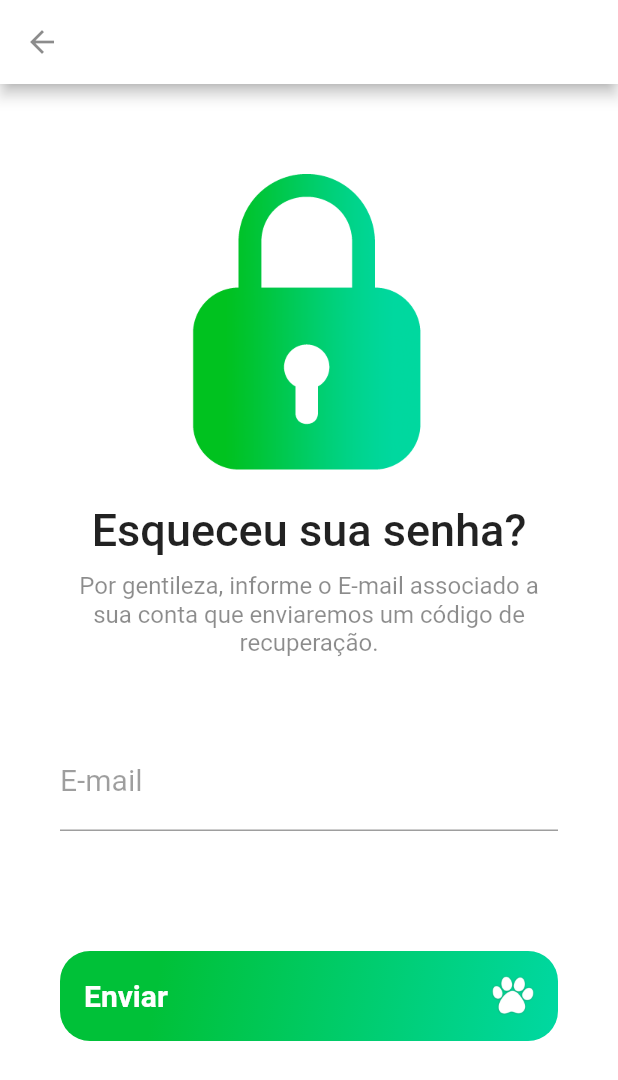
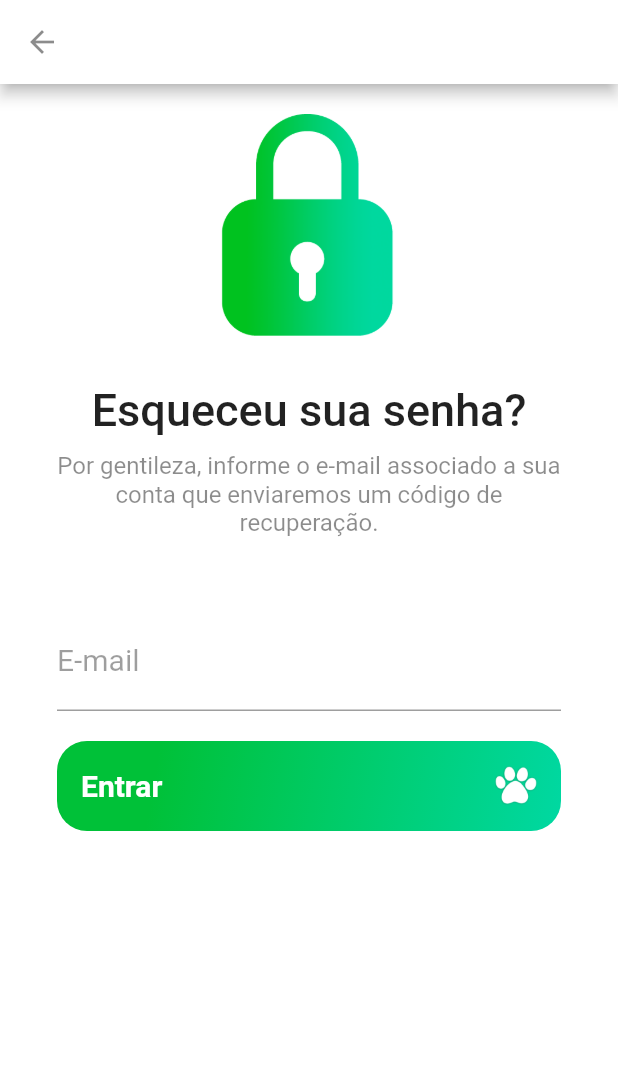
Before and after one commit to vitordata/seekpet, a Flutter app: the screen it shows after launch, after a tap on "Esqueci minha Senha", on a phone screen of 412 x 824 dp. Shown: the top 1080 px of the screen. Run offline on Flutter 3.47's test engine with Material 2 defaults, Android fonts, the phone set to English and light mode, and no system bars.

Commit message:
Atualização de Layout

```diff
--- a/lib/Paginas/login.page.dart
+++ b/lib/Paginas/login.page.dart
@@ -10,31 +10,36 @@ class LoginPage extends StatelessWidget {
   Widget build(BuildContext context) {
     return Scaffold(
       body: Container(
+        color: Colors.white,
         width: double.maxFinite,
         height: double.maxFinite,
         child: Stack(
           children: <Widget>[
-            Image.asset(
-              "assets/surface.png", // imagem de background
-              width: double.maxFinite,
-              height: 280,
-            ),
             Positioned(
               // permite definir margens nos 4 cantos da tela
-              top: 202,
+              top: 70,
               child: Container(
-                padding: EdgeInsets.symmetric(vertical: 20, horizontal: 38),
+                padding: EdgeInsets.symmetric(vertical: 0, horizontal: 38),
                 width: MediaQuery.of(context).size.width,
                 height: MediaQuery.of(context).size.height,
                 decoration: BoxDecoration(
                   color: Colors.white,
                   borderRadius: BorderRadius.only(
-                    topLeft: Radius.circular(52),
-                    topRight: Radius.circular(52),
+                    topLeft: Radius.circular(0),
+                    topRight: Radius.circular(0),
                   ),
                 ),
                 child: Column(
                   children: <Widget>[
+                    SizedBox(
+                      // tamanho da imagem
+                      width: 150,
+                      height: 150,
+                      child: Image.asset("assets/resetpassword.png"),
+                    ),
+                    SizedBox(
+                      height: 50,
+                    ),
                     TextField(
                       keyboardType: TextInputType.text,
                       decoration: InputDecoration(
@@ -77,7 +82,7 @@ class LoginPage extends StatelessWidget {
                         // botão para recuperar a senha
                         child: Text(
                           "Esqueci minha Senha",
-                          textAlign: TextAlign.center,
+                          //    textAlign: TextAlign.center,
                           style: TextStyle(
                             color: Colors.black45,
                           ),
@@ -144,7 +149,7 @@ class LoginPage extends StatelessWidget {
                       child: Text(
                         "__________________ ou __________________",
                         style: TextStyle(
-                          color: Colors.grey,
+                          color: Colors.black12,
                           fontSize: 16,
                         ),
                       ),
@@ -154,7 +159,7 @@ class LoginPage extends StatelessWidget {
                       children: <Widget>[
                         Container(
                           height: 60,
-                          width: 150,
+                          width: 130,
                           decoration: BoxDecoration(
                             color: Color(0xFF3C5A99),
                             borderRadius: BorderRadius.all(
@@ -164,16 +169,16 @@ class LoginPage extends StatelessWidget {
                           child: SizedBox(
                             child: FlatButton(
                               child: Row(
-                                mainAxisAlignment: MainAxisAlignment.center,
+                                mainAxisAlignment: MainAxisAlignment.end,
                                 children: <Widget>[
-                                  Text(
-                                    "Facebook",
-                                    style: TextStyle(
-                                      fontWeight: FontWeight.bold,
-                                      color: Colors.white,
-                                      fontSize: 20,
-                                    ),
-                                  ),
+                                  //  Text(
+                                  //   "Facebook",
+                                  //   style: TextStyle(
+                                  //      fontWeight: FontWeight.bold,
+                                  //      color: Colors.white,
+                                  //      fontSize: 20,
+                                  //    ),
+                                  //  ),
                                   Container(
                                       //child: Image.asset("assets/facebook.png"),
                                       //height: 20,
@@ -192,7 +197,7 @@ class LoginPage extends StatelessWidget {
                         Container(
                           // botão Login com Gmail
                           height: 60,
-                          width: 150,
+                          width: 130,
                           decoration: BoxDecoration(
                             color: Color(0xFFFF5840),
                             borderRadius: BorderRadius.all(
@@ -202,16 +207,16 @@ class LoginPage extends StatelessWidget {
                           child: SizedBox(
                             child: FlatButton(
                               child: Row(
-                                mainAxisAlignment: MainAxisAlignment.center,
+                                mainAxisAlignment: MainAxisAlignment.end,
                                 children: <Widget>[
-                                  Text(
-                                    "Gmail",
-                                    style: TextStyle(
-                                      fontWeight: FontWeight.bold,
-                                      color: Colors.white,
-                                      fontSize: 20,
-                                    ),
-                                  ),
+                                  //  Text(
+                                  //    "Gmail",
+                                  //     style: TextStyle(
+                                  //       fontWeight: FontWeight.bold,
+                                  //        color: Colors.white,
+                                  //        fontSize: 20,
+                                  //     ),
+                                  //   ),
                                   Container(
                                       // child: Image.asset("assets/gmail.png"),
                                       // height: 40,
@@ -225,24 +230,6 @@ class LoginPage extends StatelessWidget {
                         ),
                       ],
                     ),
-                    Container(
-                      // botão cadastre-se
-                      // height: 200,
-                      child: FlatButton(
-                        child: Text(
-                          "Cadastre-se",
-                          textAlign: TextAlign.center,
-                        ),
-                        onPressed: () => {
-                          Navigator.push(
-                            context,
-                            MaterialPageRoute(
-                              builder: (context) => CadastroPage(),
-                            ),
-                          )
-                        },
-                      ),
-                    ),
                   ],
                 ),
               ),
--- a/lib/Paginas/reset.password.dart
+++ b/lib/Paginas/reset.password.dart
@@ -1,4 +1,7 @@
 import 'package:flutter/material.dart';
+import 'package:flutter/services.dart';
+
+// Página de login
 
 class ResetPassword extends StatelessWidget {
   @override
@@ -14,18 +17,35 @@ class ResetPassword extends StatelessWidget {
         ),
       ),
       body: Container(
-        // contém as informações da tela
-        padding: EdgeInsets.only(top: 60, left: 40, right: 40),
         color: Colors.white,
-        child: ListView(
+        width: double.maxFinite,
+        height: double.maxFinite,
+        child: Stack(
+          children: <Widget>[
+            Positioned(
+              // permite definir margens nos 4 cantos da tela
+              top: 20,
+              child: Container(
+                padding: EdgeInsets.symmetric(vertical: 0, horizontal: 38),
+                width: MediaQuery.of(context).size.width,
+                height: MediaQuery.of(context).size.height,
+                decoration: BoxDecoration(
+                  color: Colors.white,
+                  borderRadius: BorderRadius.only(
+                    topLeft: Radius.circular(0),
+                    topRight: Radius.circular(0),
+                  ),
+                ),
+                child: Column(
                   children: <Widget>[
                     SizedBox(
-              width: 200,
-              height: 200,
+                      // tamanho da imagem
+                      width: 150,
+                      height: 150,
                       child: Image.asset("assets/resetpassword.png"),
                     ),
                     SizedBox(
-              height: 20,
+                      height: 30,
                     ),
                     Text(
                       "Esqueceu sua senha?",
@@ -40,7 +60,7 @@ class ResetPassword extends StatelessWidget {
                       height: 10,
                     ),
                     Text(
-              "Por gentileza, informe o E-mail associado a sua conta que enviaremos um código de recuperação.",
+                      "Por gentileza, informe o e-mail associado a sua conta que enviaremos um código de recuperação.",
                       style: TextStyle(
                         fontSize: 16,
                         fontWeight: FontWeight.w400,
@@ -51,66 +71,55 @@ class ResetPassword extends StatelessWidget {
                     SizedBox(
                       height: 50,
                     ),
-            TextFormField(
-              //autofocus: true, // permite o teclado iniciar automaticamente após acessar a página
-              keyboardType:
-                  TextInputType.emailAddress, // aparece o @ no teclado
+                    TextField(
+                      keyboardType: TextInputType.emailAddress,
                       decoration: InputDecoration(
-                // cria efeito quando clica na label
-                labelText: "E-mail", // mostra o nome dentro da label
+                        labelText: 'E-mail',
                         labelStyle: TextStyle(
-                  color: Colors.black38, // cor da label "E-mail"
+                          color: Colors.black38,
                           fontWeight: FontWeight.w400,
                           fontSize: 20,
                         ),
                       ),
                       style: TextStyle(
-                fontSize: 20, // tamanho da fonte
+                        fontSize: 20,
                         color: Colors.black45,
                       ),
                     ),
                     SizedBox(
-              // inicio do botão "Enviar"
-              height: 80,
+                      height: 20,
                     ),
                     Container(
                       height: 60,
-              alignment: Alignment.centerLeft,
+                      width: double.maxFinite,
                       decoration: BoxDecoration(
                         gradient: LinearGradient(
                           begin: Alignment.topLeft,
                           end: Alignment.bottomRight,
                           stops: [0.2, 1],
                           colors: [
-                    // cores degradê do botão "Enviar"
                             Color(0xFFF00c138),
                             Color(0XFFF00d8a2),
                           ],
                         ),
                         borderRadius: BorderRadius.all(
-                  // borda do botão "Enviar"
                           Radius.circular(20),
                         ),
                       ),
-              child: SizedBox.expand(
-                // pega todo conteúdo do container
+                      child: SizedBox(
                         child: FlatButton(
                           child: Row(
-                    mainAxisAlignment: MainAxisAlignment
-                        .spaceBetween, // preenche os espaços vazios dentro do container (botão "Enviar")
+                            mainAxisAlignment: MainAxisAlignment.spaceBetween,
                             children: <Widget>[
-                      // texto no botão
                               Text(
-                        "Enviar",
+                                "Entrar",
                                 style: TextStyle(
                                   fontWeight: FontWeight.bold,
                                   color: Colors.white,
                                   fontSize: 20,
                                 ),
-                        textAlign: TextAlign.left,
                               ),
                               Container(
-                        // imagem no botão "Próximo"
                                 child: Image.asset("assets/pata.png"),
                                 height: 28,
                                 width: 28,
@@ -121,9 +130,10 @@ class ResetPassword extends StatelessWidget {
                         ),
                       ),
                     ),
-            SizedBox(
-              height: 20,
-            )
+                  ],
+                ),
+              ),
+            ),
           ],
         ),
       ),
```
Lines whose indentation alone changed are shown as unchanged.
